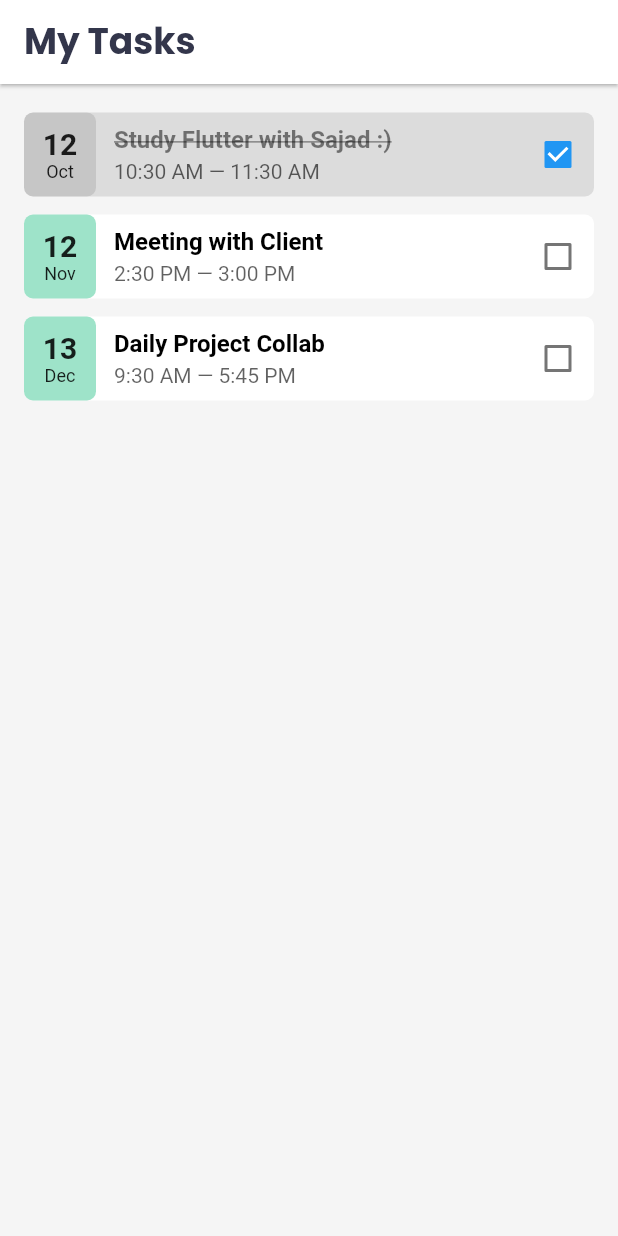
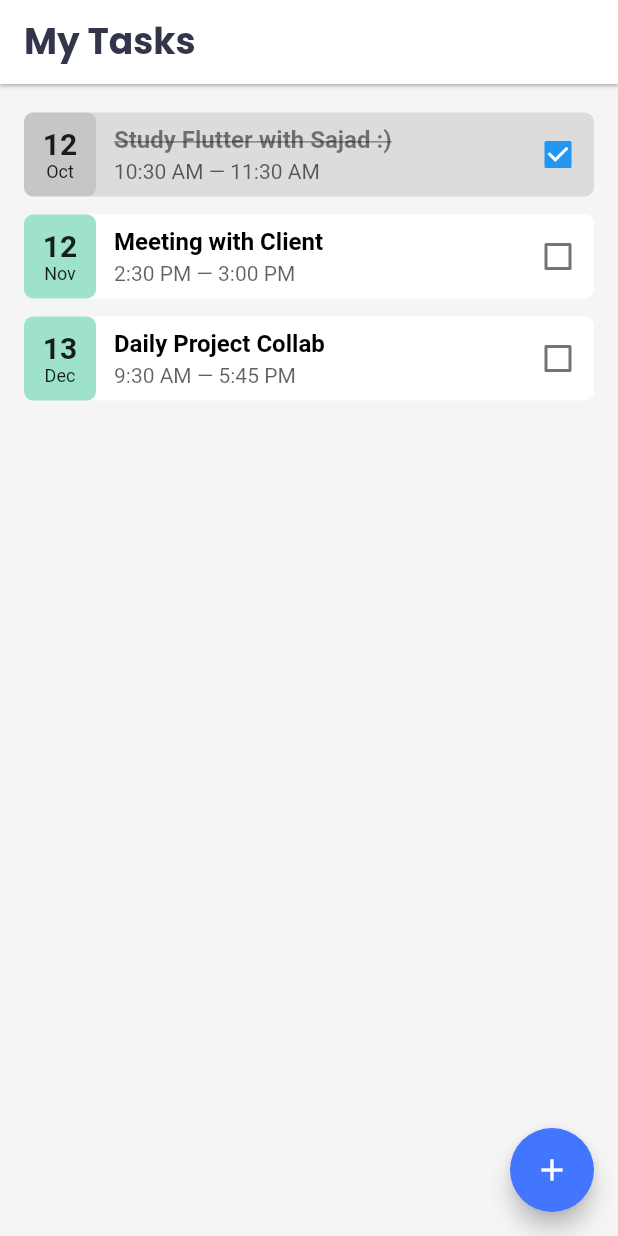
Before and after one commit to sajad-io/any.task, a Flutter app: the screen it shows after launch, on a phone screen of 412 x 824 dp. Run offline on Flutter 3.47's test engine with Material 2 defaults, Android fonts, the light colour scheme and no system bars; our stand-ins replace google_fonts; Roboto replaces fonts that are missing (Commissioner).

Commit message:
my tasks page > finished UI

```diff
--- a/lib/my_tasks_page/my_tasks_page.dart
+++ b/lib/my_tasks_page/my_tasks_page.dart
@@ -2,10 +2,8 @@ import 'package:any_task/my_tasks_page/task_list_tile_widget.dart';
 import 'package:flutter/material.dart';
 import 'package:google_fonts/google_fonts.dart';
 
+import '../add_task_page/add_task_page.dart';
 import '../models/task_model.dart';
-
-class MyTasksPage extends StatefulWidget {
-  MyTasksPage({super.key});
 
 // dummy task data
 final List<Task> myTasks = [
@@ -30,6 +28,9 @@ class MyTasksPage extends StatefulWidget {
   ),
 ];
 
+class MyTasksPage extends StatefulWidget {
+  MyTasksPage({super.key});
+
   @override
   State<MyTasksPage> createState() => _MyTasksPageState();
 }
@@ -53,13 +54,13 @@ class _MyTasksPageState extends State<MyTasksPage> {
       ),
       body: ListView.separated(
         padding: const EdgeInsets.symmetric(horizontal: 16, vertical: 19),
-        itemCount: widget.myTasks.length,
+        itemCount: myTasks.length,
         itemBuilder: (BuildContext context, int index) {
           return TaskListTileWidget(
-            task: widget.myTasks[index],
+            task: myTasks[index],
             onCheckboxChanged: (isChecked) {
               setState(() {
-                widget.myTasks[index].isDone = isChecked!;
+                myTasks[index].isDone = isChecked!;
               });
             },
           );
@@ -68,6 +69,13 @@ class _MyTasksPageState extends State<MyTasksPage> {
           return SizedBox(height: 12);
         },
       ),
+      floatingActionButton: FloatingActionButton(
+        onPressed: () {
+          Navigator.push(context, MaterialPageRoute(builder: (context) => AddTaskPage()));
+        },
+        backgroundColor: Color(0xFF4376FE),
+        child: const Icon(Icons.add),
+      ),
     );
   }
 }
```
Also changed, not shown: lib/add_task_page/add_task_page.dart (added, +11 -0 lines). Lines whose indentation alone changed are shown as unchanged.
